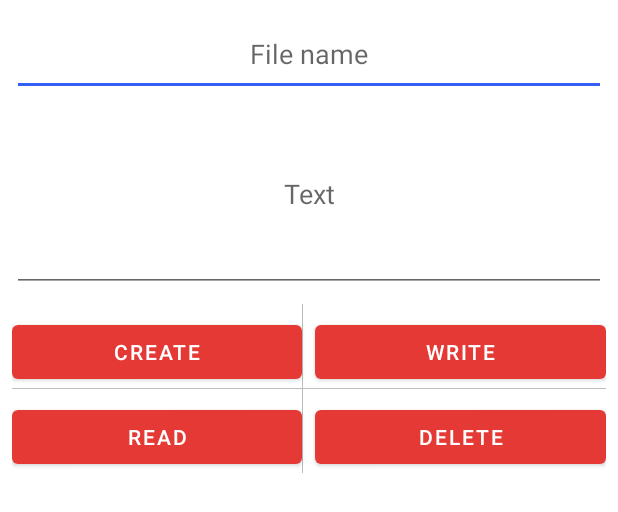
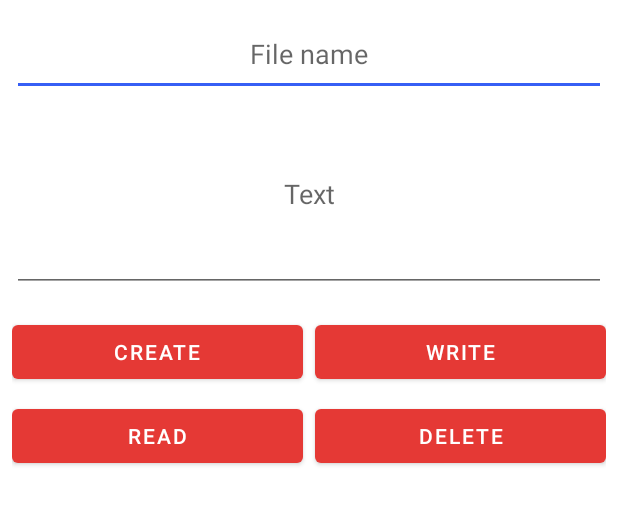
Before and after one commit to FirstVoyager/Android-development-with-example, an Android app: the layout activity_rwcdfile.xml on its own in the app's theme, with its tools: preview values and no code run, on a phone screen of 412 x 824 dp. Shown: the top 512 px of the screen. Run offline under Robolectric (Android 15) with nearby library versions, the phone set to English and light mode, and no system bars.

Commit message:
Update buttons

```diff
--- a/app/src/main/res/layout/activity_rwcdfile.xml
+++ b/app/src/main/res/layout/activity_rwcdfile.xml
@@ -41,11 +41,6 @@
             android:gravity="center"
             android:text="@string/text_create"/>
 
-        <View
-            android:layout_width="@dimen/height_divider"
-            android:layout_height="match_parent"
-            android:background="@color/color_divider"/>
-
         <com.google.android.material.button.MaterialButton
             android:layout_marginTop="8dp"
             android:layout_marginStart="8dp"
@@ -57,11 +52,6 @@
             android:text="@string/text_write"/>
 
     </LinearLayout>
-
-    <View
-        android:layout_width="match_parent"
-        android:layout_height="@dimen/height_divider"
-        android:background="@color/color_divider"/>
 
     <LinearLayout
         android:layout_width="match_parent"
@@ -77,11 +67,6 @@
             android:gravity="center"
             android:text="@string/read"/>
 
-        <View
-            android:layout_width="@dimen/height_divider"
-            android:layout_height="match_parent"
-            android:background="@color/color_divider"/>
-
         <com.google.android.material.button.MaterialButton
             android:layout_marginTop="8dp"
             android:layout_marginStart="8dp"
```
